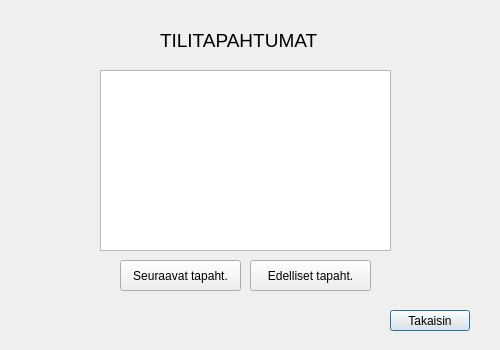
The window that Pankkimaatti/tapahtumavirta.ui (vsuusi/BankSimul) describes before a commit, drawn with Qt 5.
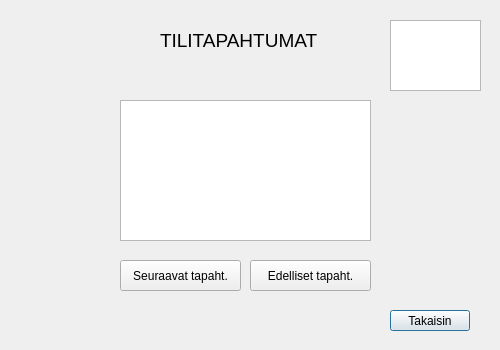
The same window after the commit.

```diff
--- a/Pankkimaatti/tapahtumavirta.ui
+++ b/Pankkimaatti/tapahtumavirta.ui
@@ -34,10 +34,10 @@
   <widget class="QListWidget" name="listWidget_tilitapahtumat">
    <property name="geometry">
     <rect>
-     <x>100</x>
-     <y>70</y>
-     <width>291</width>
-     <height>181</height>
+     <x>390</x>
+     <y>20</y>
+     <width>91</width>
+     <height>71</height>
     </rect>
    </property>
   </widget>
@@ -80,6 +80,16 @@
     <string>Seuraavat tapaht.</string>
    </property>
   </widget>
+  <widget class="QTextEdit" name="textEdit_tapahtumavirta">
+   <property name="geometry">
+    <rect>
+     <x>120</x>
+     <y>100</y>
+     <width>251</width>
+     <height>141</height>
+    </rect>
+   </property>
+  </widget>
  </widget>
  <resources/>
  <connections/>
```
